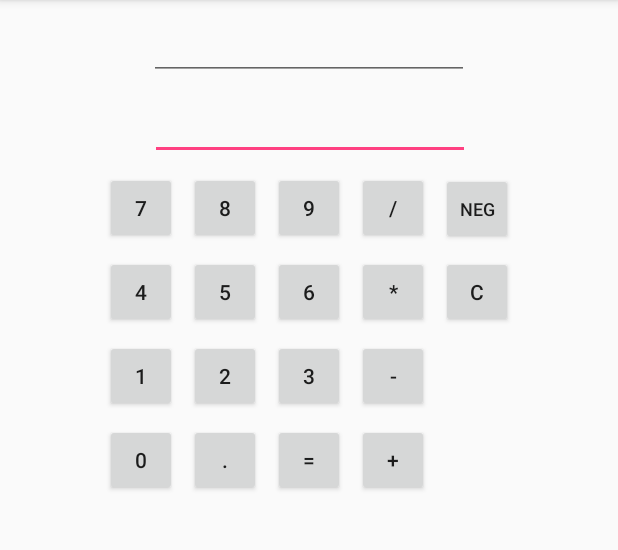
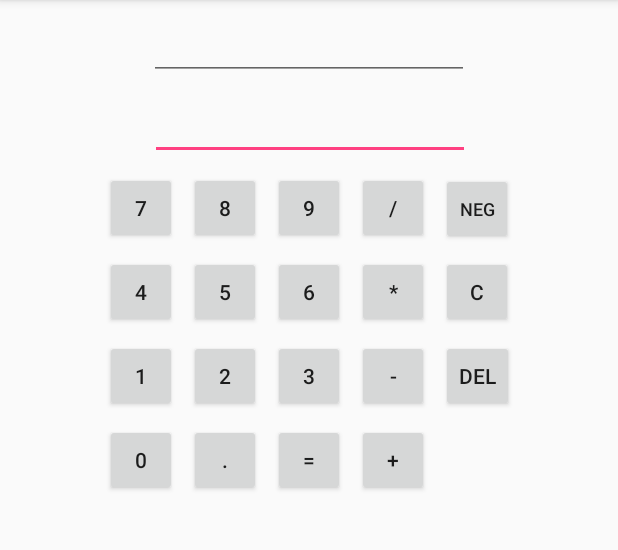
Before and after one commit to zavin27/Calculator, an Android app: the screen it shows after launch (MainActivity), on a phone screen of 412 x 824 dp, the part 84-634 px from its top. Run offline under Robolectric (Android 15) with nearby library versions, the phone set to English and light mode, and no system bars; our stand-ins replace ButterKnife.

Commit message:
Added butterknife + Delete button , not showing decimal point when not needed.

```diff
--- a/app/build.gradle
+++ b/app/build.gradle
@@ -26,5 +26,7 @@ dependencies {
     })
     compile 'com.android.support:appcompat-v7:25.3.1'
     compile 'com.android.support.constraint:constraint-layout:1.0.2'
+    compile 'com.jakewharton:butterknife:8.7.0'
+    annotationProcessor 'com.jakewharton:butterknife-compiler:8.7.0'
     testCompile 'junit:junit:4.12'
 }
--- a/app/src/main/java/com/hussein/zavin/calculator/MainActivity.java
+++ b/app/src/main/java/com/hussein/zavin/calculator/MainActivity.java
@@ -7,48 +7,73 @@ import android.widget.Button;
 import android.widget.EditText;
 import android.widget.TextView;
 
+import butterknife.BindView;
+import butterknife.ButterKnife;
+import butterknife.OnClick;
+
 
 public class MainActivity extends AppCompatActivity {
 
     private final String STATE_PENDING_OPERATION = "PendingOperation Context";
     private static final String STATE_OPERAND1 = "operand1";
-    private EditText result;
-    private EditText newNumber;
-    private TextView displayOperation;
+    @BindView(R.id.result)
+    EditText result;
+    @BindView(R.id.newNumber)
+    EditText newNumber;
+    @BindView(R.id.operation)
+    TextView operation;
 
-    private Double operand1 = null;
+    @BindView(R.id.button0)
+    Button button0;
+    @BindView(R.id.button1)
+    Button button1;
+    @BindView(R.id.button2)
+    Button button2;
+    @BindView(R.id.button3)
+    Button button3;
+    @BindView(R.id.button4)
+    Button button4;
+    @BindView(R.id.button5)
+    Button button5;
+    @BindView(R.id.button6)
+    Button button6;
+    @BindView(R.id.button7)
+    Button button7;
+    @BindView(R.id.button8)
+    Button button8;
+    @BindView(R.id.button9)
+    Button button9;
+    @BindView(R.id.buttonDot)
+    Button buttonDot;
+    @BindView(R.id.buttonEquals)
+    Button buttonEquals;
+    @BindView(R.id.buttonDivide)
+    Button buttonDivide;
+    @BindView(R.id.buttonMultiply)
+    Button buttonMultiply;
+    @BindView(R.id.buttonMinus)
+    Button buttonMinus;
+    @BindView(R.id.buttonPlus)
+    Button buttonPlus;
+    @BindView(R.id.buttonNegative)
+    Button buttonNegative;
+    @BindView(R.id.buttonClear)
+    Button buttonClear;
+    @BindView(R.id.buttonDel)
+    Button buttonDel;
+
+
+    private Double operand1;
+
     private String pendingOperation = "=";
+
 
     @Override
     protected void onCreate(Bundle savedInstanceState) {
         super.onCreate(savedInstanceState);
         setContentView(R.layout.activity_main);
 
-        result = (EditText) findViewById(R.id.result);
-        newNumber = (EditText) findViewById(R.id.newNumber);
-        displayOperation = (TextView) findViewById(R.id.operation);
-
-
-        Button button0 = (Button) findViewById(R.id.button0);
-        Button button1 = (Button) findViewById(R.id.button1);
-        Button button2 = (Button) findViewById(R.id.button2);
-        Button button3 = (Button) findViewById(R.id.button3);
-        Button button4 = (Button) findViewById(R.id.button4);
-        Button button5 = (Button) findViewById(R.id.button5);
-        Button button6 = (Button) findViewById(R.id.button6);
-        Button button7 = (Button) findViewById(R.id.button7);
-        Button button8 = (Button) findViewById(R.id.button8);
-        Button button9 = (Button) findViewById(R.id.button9);
-        Button buttonDot = (Button) findViewById(R.id.buttonDot);
-
-
-        Button buttonEquals = (Button) findViewById(R.id.buttonEquals);
-        Button buttonDivide = (Button) findViewById(R.id.buttonDivide);
-        Button buttonMultiply = (Button) findViewById(R.id.buttonMultiply);
-        Button buttonMinus = (Button) findViewById(R.id.buttonMinus);
-        Button buttonPlus = (Button) findViewById(R.id.buttonPlus);
-        Button buttonNegative = (Button) findViewById(R.id.buttonNegative);
-        Button buttonClear = (Button) findViewById(R.id.buttonClear);
+        ButterKnife.bind(this);
 
         View.OnClickListener listener = new View.OnClickListener() {
             @Override
@@ -79,11 +104,12 @@ public class MainActivity extends AppCompatActivity {
                 try {
                     Double doubleValue = Double.valueOf(value);
                     performOperation(doubleValue, op);
+
                 } catch (NumberFormatException e) {
                     newNumber.setText("");
                 }
                 pendingOperation = op;
-                displayOperation.setText(pendingOperation);
+                operation.setText(pendingOperation);
 
             }
         };
@@ -102,9 +128,17 @@ public class MainActivity extends AppCompatActivity {
                     newNumber.setText("-");
                 } else {
                     try {
-                        Double doubleValue = Double.valueOf(value);
-                        doubleValue *= -1;
-                        newNumber.setText(doubleValue.toString());
+                        if (value.indexOf(".") < 0) {
+                            Integer integerValue = Integer.valueOf(value);
+                            integerValue *= -1;
+                            newNumber.setText(integerValue.toString());
+                        } else {
+                            Double doubleValue = Double.valueOf(value);
+                            doubleValue *= -1;
+                            newNumber.setText(doubleValue.toString());
+                        }
+
+
                     } catch (NumberFormatException e) {
                         newNumber.setText("");
                     }
@@ -120,13 +154,23 @@ public class MainActivity extends AppCompatActivity {
             public void onClick(View v) {
                 result.setText("");
                 newNumber.setText("");
-                displayOperation.setText("");
+                operation.setText("");
                 operand1 = null;
 
             }
         });
 
 
+    }
+
+    @OnClick(R.id.buttonDel)
+    void backspace(Button buttonDel) {
+        int inputLength = newNumber.length();
+        int startIndex = 0;
+        if (inputLength >= 1) {
+            String modifiedNumber = newNumber.getText().toString().substring(startIndex, inputLength - 1);
+            newNumber.setText(modifiedNumber);
+        }
     }
 
     private void performOperation(Double value, String operation) {
@@ -158,9 +202,17 @@ public class MainActivity extends AppCompatActivity {
                     break;
             }
         }
+        double doubleValue = operand1;
+        int intValue;
+        if ((operand1 % 1) == 0) {
+            intValue = (int) doubleValue;
+            result.setText("" + intValue);
+        } else {
+            result.setText("" + doubleValue);
+        }
+        newNumber.setText("");
 
-        result.setText(operand1.toString());
-        newNumber.setText("");
+
     }
 
     @Override
@@ -168,7 +220,7 @@ public class MainActivity extends AppCompatActivity {
         super.onRestoreInstanceState(savedInstanceState);
         pendingOperation = savedInstanceState.getString(STATE_PENDING_OPERATION);
         operand1 = savedInstanceState.getDouble(STATE_OPERAND1);
-        displayOperation.setText(pendingOperation);
+        operation.setText(pendingOperation);
     }
 
 
--- a/app/src/main/res/layout-land/activity_main.xml
+++ b/app/src/main/res/layout-land/activity_main.xml
@@ -249,6 +249,17 @@
         app:layout_constraintBaseline_toBaselineOf="@+id/buttonMultiply"
         app:layout_constraintLeft_toLeftOf="@+id/buttonNegative" />
 
+    <Button
+        android:id="@+id/buttonDel"
+        android:layout_width="wrap_content"
+        android:layout_height="wrap_content"
+        android:layout_marginLeft="0dp"
+        android:minHeight="48dp"
+        android:minWidth="48dp"
+        android:text="del"
+        app:layout_constraintBaseline_toBaselineOf="@+id/buttonMinus"
+        app:layout_constraintLeft_toLeftOf="@+id/buttonClear" />
+
     <android.support.constraint.Guideline
         android:id="@+id/guideline"
         android:layout_width="wrap_content"
--- a/app/src/main/res/layout/activity_main.xml
+++ b/app/src/main/res/layout/activity_main.xml
@@ -256,4 +256,15 @@
         app:layout_constraintBaseline_toBaselineOf="@+id/buttonMultiply"
         app:layout_constraintLeft_toLeftOf="@+id/buttonNegative" />
 
+    <Button
+        android:id="@+id/buttonDel"
+        android:layout_width="wrap_content"
+        android:layout_height="wrap_content"
+        android:layout_marginLeft="0dp"
+        android:minHeight="48dp"
+        android:minWidth="48dp"
+        android:text="del"
+        app:layout_constraintBaseline_toBaselineOf="@+id/buttonMinus"
+        app:layout_constraintLeft_toLeftOf="@+id/buttonClear" />
+
 </android.support.constraint.ConstraintLayout>
```
